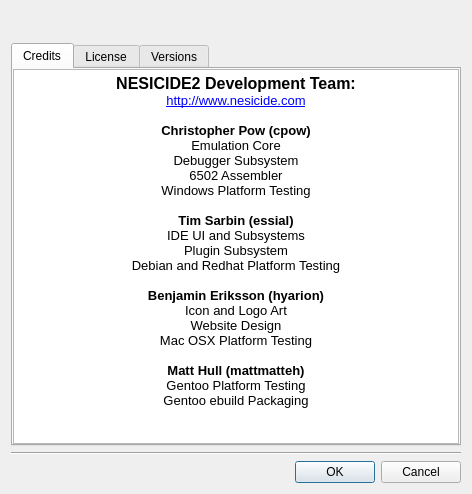
Above: apps/nes-emulator/aboutdialog.ui from christopherpow/nesicide before the change. Below: the same form after it.
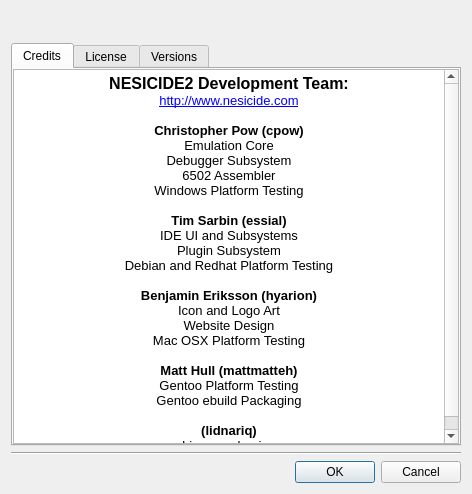
That is the form after the change. Icons and pictures are not drawn.

Patch:
```diff
--- a/apps/nes-emulator/aboutdialog.ui
+++ b/apps/nes-emulator/aboutdialog.ui
@@ -107,7 +107,10 @@
 &lt;p align=&quot;center&quot; style=&quot;-qt-paragraph-type:empty; margin-top:0px; margin-bottom:0px; margin-left:0px; margin-right:0px; -qt-block-indent:0; text-indent:0px; font-family:'Sans'; font-size:10pt;&quot;&gt;&lt;/p&gt;
 &lt;p align=&quot;center&quot; style=&quot; margin-top:0px; margin-bottom:0px; margin-left:0px; margin-right:0px; -qt-block-indent:0; text-indent:0px;&quot;&gt;&lt;span style=&quot; font-family:'Sans'; font-size:10pt; font-weight:600;&quot;&gt;Matt Hull (mattmatteh)&lt;/span&gt;&lt;/p&gt;
 &lt;p align=&quot;center&quot; style=&quot; margin-top:0px; margin-bottom:0px; margin-left:0px; margin-right:0px; -qt-block-indent:0; text-indent:0px;&quot;&gt;&lt;span style=&quot; font-family:'Sans'; font-size:10pt;&quot;&gt;Gentoo Platform Testing&lt;/span&gt;&lt;/p&gt;
-&lt;p align=&quot;center&quot; style=&quot; margin-top:0px; margin-bottom:0px; margin-left:0px; margin-right:0px; -qt-block-indent:0; text-indent:0px;&quot;&gt;&lt;span style=&quot; font-family:'Sans'; font-size:10pt;&quot;&gt;Gentoo ebuild Packaging&lt;/span&gt;&lt;/p&gt;&lt;/td&gt;&lt;/tr&gt;&lt;/table&gt;&lt;/body&gt;&lt;/html&gt;</string>
+&lt;p align=&quot;center&quot; style=&quot; margin-top:0px; margin-bottom:0px; margin-left:0px; margin-right:0px; -qt-block-indent:0; text-indent:0px;&quot;&gt;&lt;span style=&quot; font-family:'Sans'; font-size:10pt;&quot;&gt;Gentoo ebuild Packaging&lt;/span&gt;&lt;/p&gt;
+&lt;p align=&quot;center&quot; style=&quot;-qt-paragraph-type:empty; margin-top:0px; margin-bottom:0px; margin-left:0px; margin-right:0px; -qt-block-indent:0; text-indent:0px; font-family:'Sans'; font-size:10pt;&quot;&gt;&lt;/p&gt;
+&lt;p align=&quot;center&quot; style=&quot; margin-top:0px; margin-bottom:0px; margin-left:0px; margin-right:0px; -qt-block-indent:0; text-indent:0px;&quot;&gt;&lt;span style=&quot; font-family:'Sans'; font-size:10pt; font-weight:600;&quot;&gt;(lidnariq)&lt;/span&gt;&lt;/p&gt;
+&lt;p align=&quot;center&quot; style=&quot; margin-top:0px; margin-bottom:0px; margin-left:0px; margin-right:0px; -qt-block-indent:0; text-indent:0px;&quot;&gt;&lt;span style=&quot; font-family:'Sans'; font-size:10pt;&quot;&gt;Linux packaging&lt;/span&gt;&lt;/p&gt;&lt;/td&gt;&lt;/tr&gt;&lt;/table&gt;&lt;/body&gt;&lt;/html&gt;</string>
          </property>
         </widget>
        </item>
```
